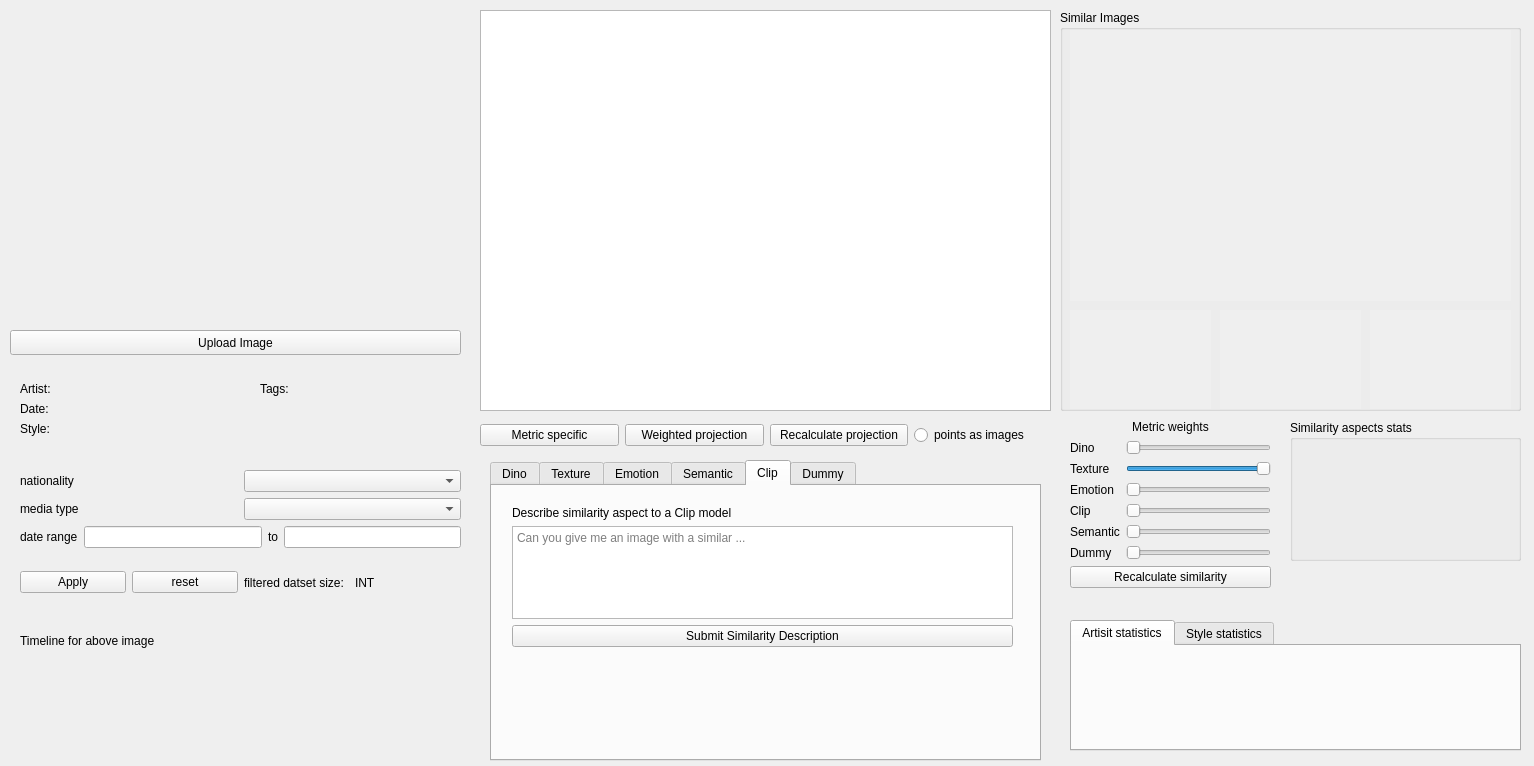
The window that deepsim_analyzer/ds_dashboard/form.ui (jonathan-gerb/deepsim-analyzer) describes before a commit, drawn with Qt 5.
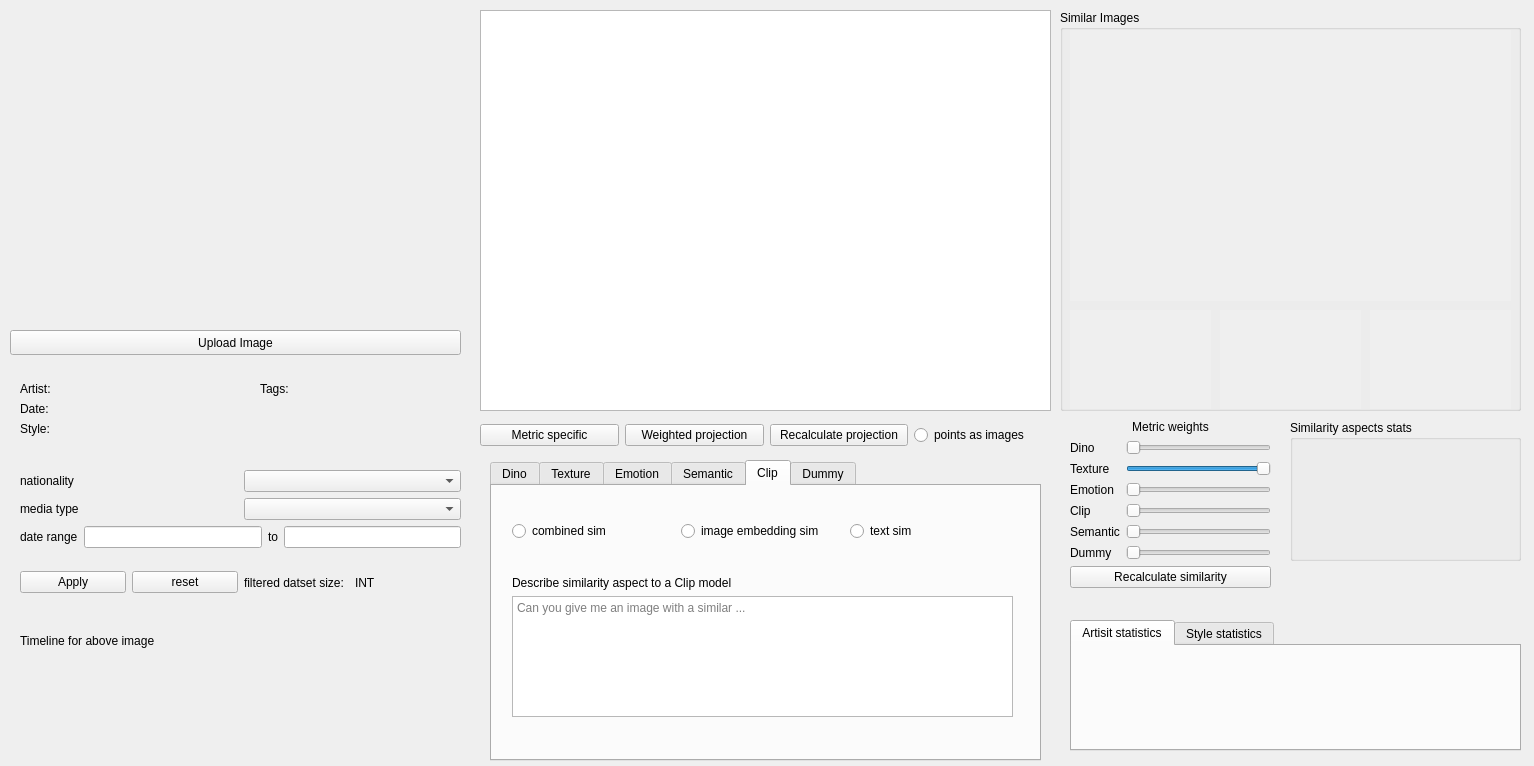
The same window after the commit. Custom widgets are drawn as their Qt base class.

Commit message: added clip similarity + various updates

What changed in the file:
```diff
--- a/deepsim_analyzer/ds_dashboard/form.ui
+++ b/deepsim_analyzer/ds_dashboard/form.ui
@@ -1051,7 +1051,7 @@
       <property name="geometry">
        <rect>
         <x>20</x>
-        <y>20</y>
+        <y>90</y>
         <width>501</width>
         <height>141</height>
        </rect>
@@ -1074,10 +1074,36 @@
          </property>
         </widget>
        </item>
+      </layout>
+     </widget>
+     <widget class="QWidget" name="horizontalLayoutWidget_2">
+      <property name="geometry">
+       <rect>
+        <x>20</x>
+        <y>20</y>
+        <width>501</width>
+        <height>51</height>
+       </rect>
+      </property>
+      <layout class="QHBoxLayout" name="horizontalLayout_5">
        <item>
-        <widget class="QPushButton" name="b_submit">
+        <widget class="QRadioButton" name="clip_radio_combsim">
          <property name="text">
-          <string>Submit Similarity Description</string>
+          <string>combined sim</string>
+         </property>
+        </widget>
+       </item>
+       <item>
+        <widget class="QRadioButton" name="clip_radio_imgsim">
+         <property name="text">
+          <string>image embedding sim</string>
+         </property>
+        </widget>
+       </item>
+       <item>
+        <widget class="QRadioButton" name="clip_radio_textsim">
+         <property name="text">
+          <string>text sim</string>
          </property>
         </widget>
        </item>
```
Left out of the diff: 2 changed lines with no effect on the pictures. The commit also changes 12 other files.
